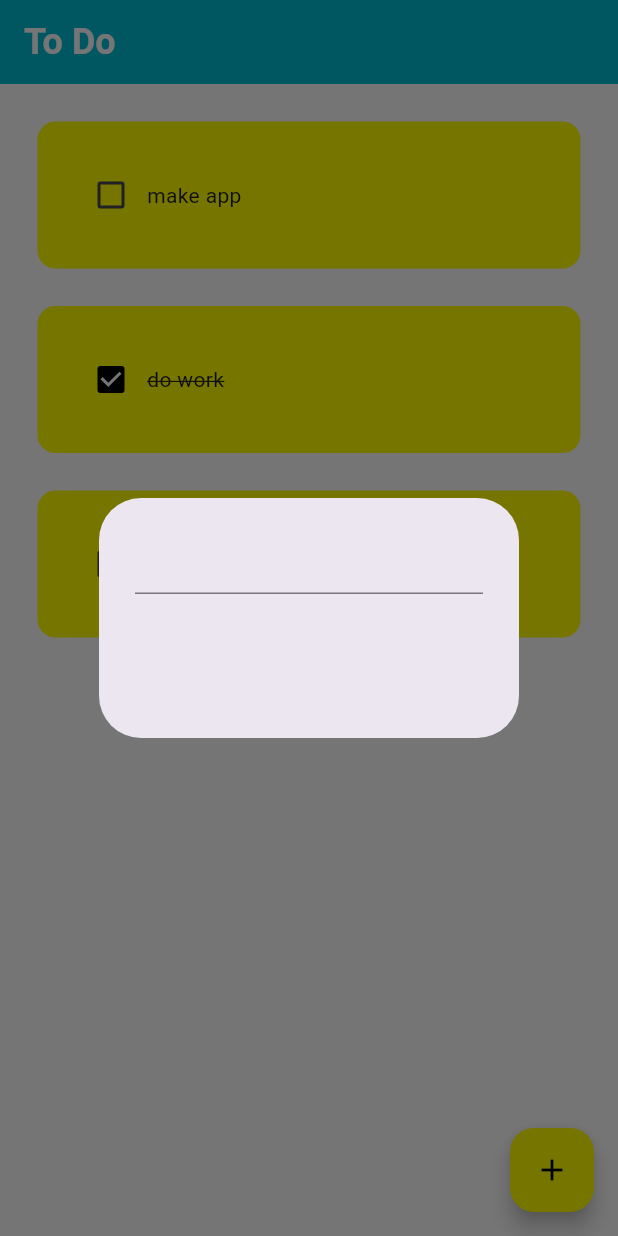
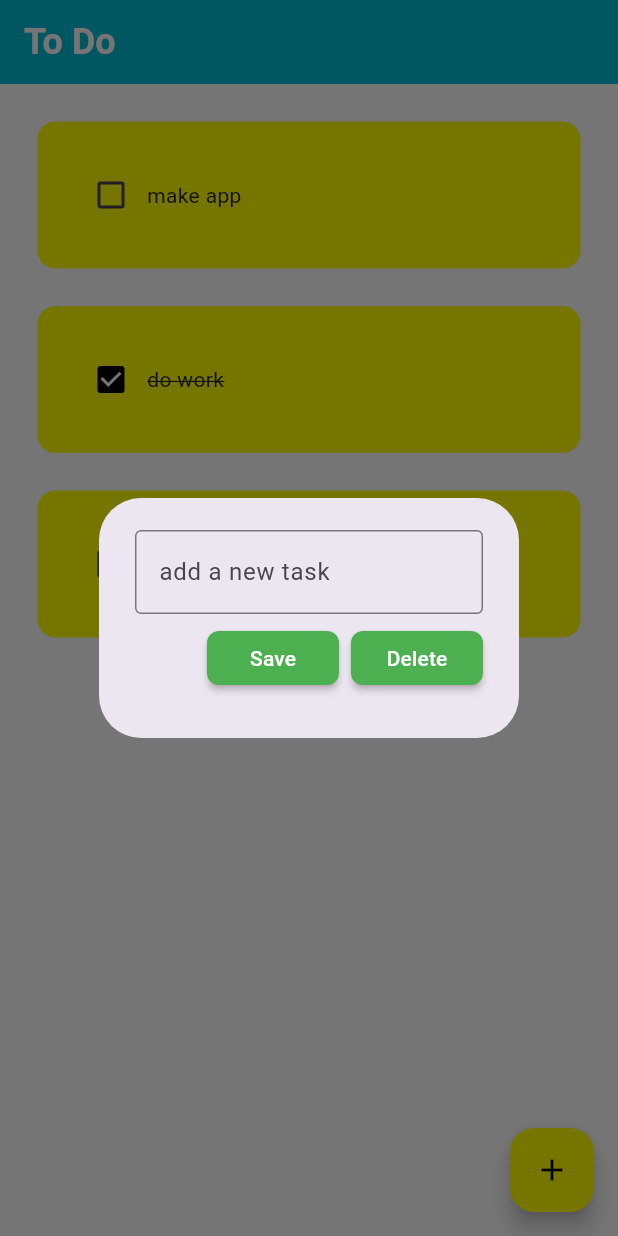
Before and after one commit to thenamanush/FinalProject, a Flutter app: the screen it shows after launch, after a tap on the "add" icon, on a phone screen of 412 x 824 dp. Run offline on Flutter 3.47's test engine with Material 3 defaults, Android fonts, the phone set to English and light mode, and no system bars; drawn by our look-alikes of flutter_slidable.

Commit message:
complete ui

```diff
--- a/ticktask/lib/pages/homepage.dart
+++ b/ticktask/lib/pages/homepage.dart
@@ -10,6 +10,9 @@ class HomePage extends StatefulWidget {
 }
 
 class _HomePageState extends State<HomePage> {
+  //text controller
+  final _controller = TextEditingController();
+
   // to do list
   List todoList = [
     ['make app', false],
@@ -24,13 +27,33 @@ class _HomePageState extends State<HomePage> {
     });
   }
 
+  // save new task
+  void saveTask() {
+    setState(() {
+      todoList.add([_controller.text, false]);
+      _controller.clear();
+    });
+    Navigator.of(context).pop();
+  }
+
+  // delete a task
+  void deleteTask(int index) {
+    setState(() {
+      todoList.removeAt(index);
+    });
+  }
+
   // create new task
   void createNewTask() {
     //
     showDialog(
       context: context,
       builder: (context) {
-        return dialogBox();
+        return dialogBox(
+          controller: _controller,
+          onSave: saveTask,
+          onDelete: Navigator.of(context).pop,
+        );
       },
     );
   }
@@ -70,6 +93,7 @@ class _HomePageState extends State<HomePage> {
             taskName: todoList[index][0],
             flag: todoList[index][1],
             onChanged: (value) => checkboxChanged(value, index),
+            deleteFunc: (context) => deleteTask(index),
           );
         },
       ),
--- /dev/null
+++ b/ticktask/lib/utils/buttons.dart
@@ -0,0 +1,19 @@
+import 'package:flutter/material.dart';
+
+class myButtons extends StatelessWidget {
+  final String text;
+  VoidCallback? onPressed;
+
+  myButtons({super.key, required this.text, required this.onPressed});
+
+  @override
+  Widget build(BuildContext context) {
+    return MaterialButton(
+      onPressed: onPressed,
+      child: Text(text),
+      color: Colors.green,
+      textColor: Colors.white,
+      shape: RoundedRectangleBorder(borderRadius: BorderRadius.circular(8)),
+    );
+  }
+}
--- a/ticktask/lib/utils/dialog_box.dart
+++ b/ticktask/lib/utils/dialog_box.dart
@@ -1,7 +1,16 @@
 import 'package:flutter/material.dart';
+import 'package:ticktask/utils/buttons.dart';
 
 class dialogBox extends StatelessWidget {
-  dialogBox({super.key});
+  final controller;
+  VoidCallback onSave;
+  VoidCallback onDelete;
+  dialogBox({
+    super.key,
+    required this.controller,
+    required this.onSave,
+    required this.onDelete,
+  });
 
   @override
   Widget build(BuildContext context) {
@@ -9,11 +18,29 @@ class dialogBox extends StatelessWidget {
       content: Container(
         height: 120,
         child: Column(
+          mainAxisAlignment: MainAxisAlignment.spaceEvenly,
           children: [
             // adding task
-            TextField(),
+            TextField(
+              controller: controller,
+              decoration: InputDecoration(
+                border: OutlineInputBorder(),
+                hintText: 'add a new task',
+              ),
+            ),
+            // buttons for save or delete
+            Row(
+              mainAxisAlignment: MainAxisAlignment.end,
+              children: [
+                // save button
+                myButtons(text: 'Save', onPressed: onSave),
 
-            // buttons for save or delete
+                SizedBox(width: 8),
+
+                // delete button
+                myButtons(text: 'Delete', onPressed: onDelete),
+              ],
+            ),
           ],
         ),
       ),
--- a/ticktask/lib/utils/todotile.dart
+++ b/ticktask/lib/utils/todotile.dart
@@ -1,21 +1,36 @@
 import 'package:flutter/material.dart';
+import 'package:flutter_slidable/flutter_slidable.dart';
 
 class todoTile extends StatelessWidget {
   final String taskName;
   final bool flag;
   Function(bool?)? onChanged;
+  Function(BuildContext)? deleteFunc;
 
   todoTile({
     super.key,
     required this.taskName,
     required this.flag,
     required this.onChanged,
+    required this.deleteFunc,
   });
 
   @override
   Widget build(BuildContext context) {
     return Padding(
       padding: EdgeInsets.only(left: 25, right: 25, top: 25),
+      child: Slidable(
+        endActionPane: ActionPane(
+          motion: StretchMotion(),
+          children: [
+            SlidableAction(
+              onPressed: deleteFunc,
+              icon: Icons.delete,
+              backgroundColor: Colors.red,
+              borderRadius: BorderRadius.circular(12),
+            ),
+          ],
+        ),
         child: Container(
           child: Padding(
             padding: EdgeInsets.all(25.0),
@@ -42,6 +57,7 @@ class todoTile extends StatelessWidget {
             borderRadius: BorderRadius.circular(12),
           ),
         ),
+      ),
     );
   }
 }
--- a/ticktask/pubspec.yaml
+++ b/ticktask/pubspec.yaml
@@ -34,6 +34,7 @@ dependencies:
   # The following adds the Cupertino Icons font to your application.
   # Use with the CupertinoIcons class for iOS style icons.
   cupertino_icons: ^1.0.8
+  flutter_slidable: ^3.0.0
 
 dev_dependencies:
   flutter_test:
```
Also changed, not shown: ticktask/pubspec.lock. Lines whose indentation alone changed are shown as unchanged.
